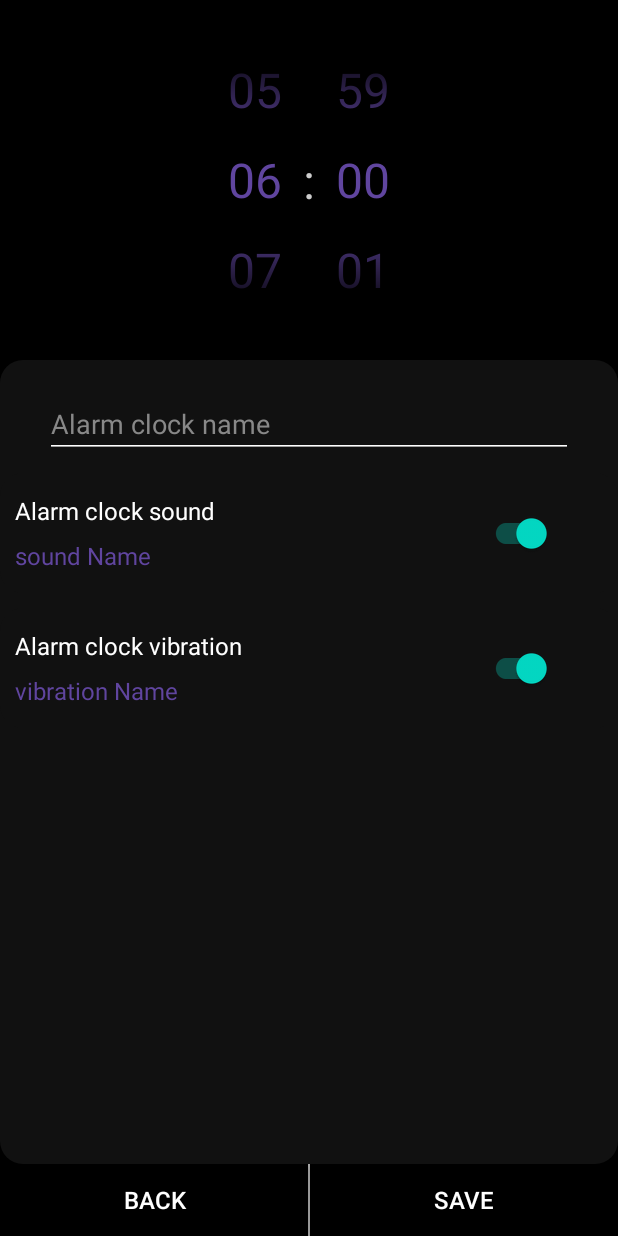
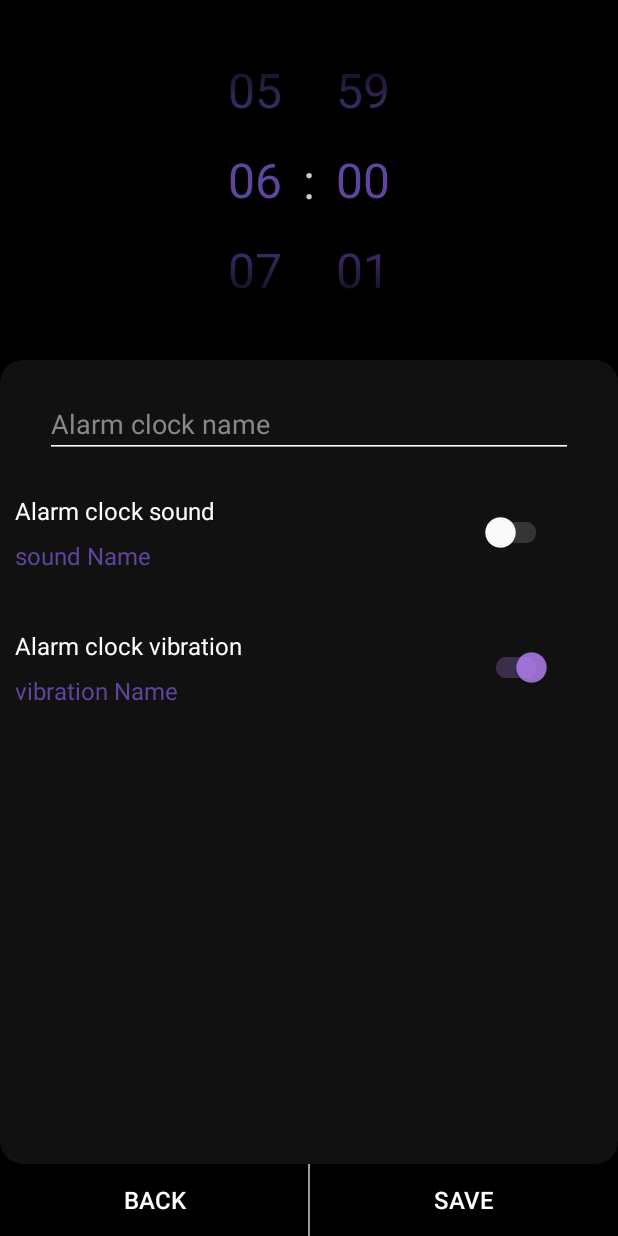
Before and after one commit to pAdre91/AlarmClock_V2, an Android app: the AlarmInfoFragment screen opened through its navigation route, on a phone screen of 412 x 824 dp. Run offline under Robolectric (Android 15) with nearby library versions, the phone set to English and light mode, and no system bars.

Commit message:
improving the visibility of elements

```diff
--- a/app/src/main/res/layout/fragment_alarm_info.xml
+++ b/app/src/main/res/layout/fragment_alarm_info.xml
@@ -81,6 +81,7 @@
             app:layout_constraintTop_toTopOf="parent"
 
             android:textColorHint="@color/gray_medium"
+            android:textColor="@color/white"
             android:hint="Alarm clock name"
 
             android:backgroundTint="@color/white"
@@ -144,7 +145,9 @@
                         android:id="@+id/isSoundActive"
                         android:layout_width="wrap_content"
                         android:layout_height="wrap_content"
-                        android:checked="true"
+
+                        android:theme="@style/SwitchTheme"
+                        android:checked="false"
                         />
                 </LinearLayout>
             </LinearLayout>
@@ -208,6 +211,8 @@
                         android:layout_width="wrap_content"
                         android:layout_height="wrap_content"
                         android:checked="true"
+
+                        android:theme="@style/SwitchTheme"
                         />
                 </LinearLayout>
             </LinearLayout>
--- a/app/src/main/res/layout/fragment_vibration_settings.xml
+++ b/app/src/main/res/layout/fragment_vibration_settings.xml
@@ -38,8 +38,8 @@
 
             android:gravity="center_vertical"
 
-            android:text="Sound of Alarm clock"
-            android:autoSizeTextType="uniform"
+            android:text="Vibration"
+            android:textSize="24dp"
             android:textColor="@color/white"
 
             android:layout_weight="1"
--- a/app/src/main/res/values/styles.xml
+++ b/app/src/main/res/values/styles.xml
@@ -6,4 +6,15 @@
         <item name="android:textColorPrimary">@color/purple_350</item>
         <item name="android:textSize">32sp</item>
     </style>
+
+    <style name="SwitchTheme" parent="Theme.AppCompat.Light.NoActionBar">
+        ...
+        <!-- Active thumb color & Active track color(30% transparency) -->
+        <item name="colorControlActivated">@color/purple_200_alpha</item>
+        <!-- Inactive thumb color -->
+        <item name="colorSwitchThumbNormal">@color/white</item>
+        <!-- Inactive track color(30% transparency) -->
+        <item name="android:colorForeground">@color/gray_medium</item>
+        ...
+    </style>
 </resources>
```
